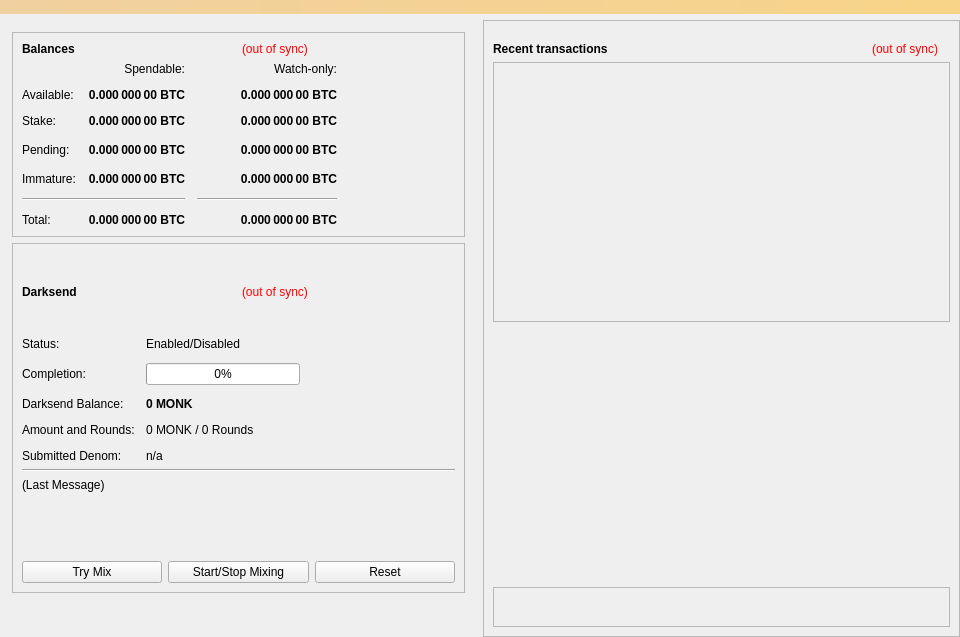
Hi368768/Monkey, file src/qt/forms/overviewpage.ui: the form before one commit.
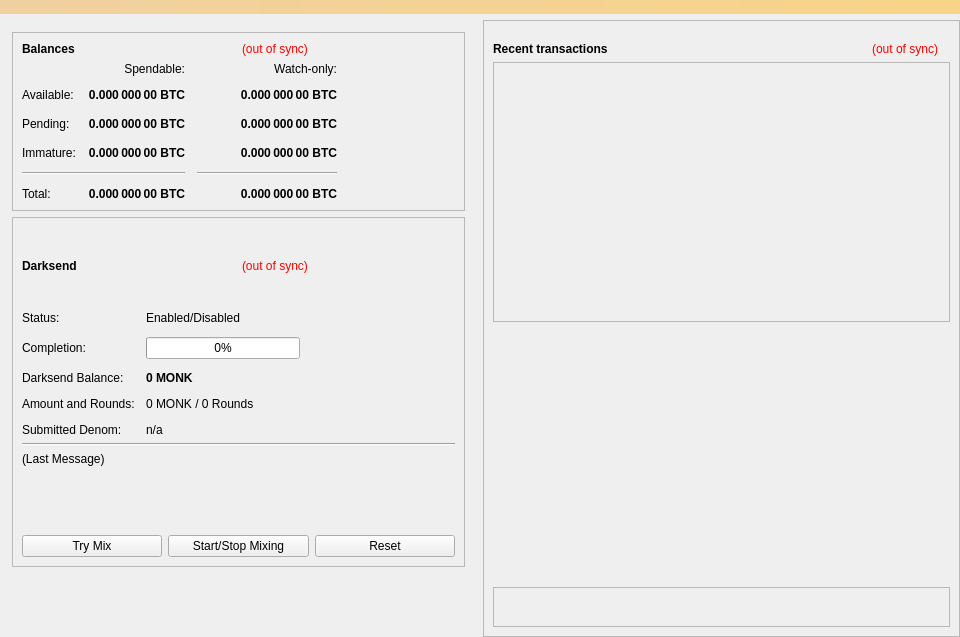
The form after the commit. Icons and pictures are not drawn.

```diff
--- a/src/qt/forms/overviewpage.ui
+++ b/src/qt/forms/overviewpage.ui
@@ -120,7 +120,7 @@
             <property name="spacing">
              <number>12</number>
             </property>
-            <item row="3" column="2">
+            <item row="2" column="2">
              <widget class="QLabel" name="labelWatchPending">
               <property name="font">
                <font>
@@ -145,7 +145,7 @@
               </property>
              </widget>
             </item>
-            <item row="3" column="1">
+            <item row="2" column="1">
              <widget class="QLabel" name="labelUnconfirmed">
               <property name="font">
                <font>
@@ -170,7 +170,7 @@
               </property>
              </widget>
             </item>
-            <item row="4" column="2">
+            <item row="3" column="2">
              <widget class="QLabel" name="labelWatchImmature">
               <property name="font">
                <font>
@@ -195,14 +195,14 @@
               </property>
              </widget>
             </item>
-            <item row="5" column="0" colspan="2">
+            <item row="4" column="0" colspan="2">
              <widget class="Line" name="lineSpendableBalance">
               <property name="orientation">
                <enum>Qt::Horizontal</enum>
               </property>
              </widget>
             </item>
-            <item row="5" column="2">
+            <item row="4" column="2">
              <widget class="Line" name="lineWatchBalance">
               <property name="sizePolicy">
                <sizepolicy hsizetype="Preferred" vsizetype="Fixed">
@@ -221,14 +221,14 @@
               </property>
              </widget>
             </item>
-            <item row="6" column="0">
+            <item row="5" column="0">
              <widget class="QLabel" name="labelTotalText">
               <property name="text">
                <string>Total:</string>
               </property>
              </widget>
             </item>
-            <item row="4" column="1">
+            <item row="3" column="1">
              <widget class="QLabel" name="labelImmature">
               <property name="font">
                <font>
@@ -253,7 +253,7 @@
               </property>
              </widget>
             </item>
-            <item row="3" column="3">
+            <item row="2" column="3">
              <spacer name="horizontalSpacer_2">
               <property name="orientation">
                <enum>Qt::Horizontal</enum>
@@ -266,14 +266,14 @@
               </property>
              </spacer>
             </item>
-            <item row="4" column="0">
+            <item row="3" column="0">
              <widget class="QLabel" name="labelImmatureText">
               <property name="text">
                <string>Immature:</string>
               </property>
              </widget>
             </item>
-            <item row="6" column="1">
+            <item row="5" column="1">
              <widget class="QLabel" name="labelTotal">
               <property name="font">
                <font>
@@ -298,7 +298,7 @@
               </property>
              </widget>
             </item>
-            <item row="6" column="2">
+            <item row="5" column="2">
              <widget class="QLabel" name="labelWatchTotal">
               <property name="font">
                <font>
@@ -365,63 +365,6 @@
               </property>
              </widget>
             </item>
-            <item row="2" column="0">
-             <widget class="QLabel" name="label_10">
-              <property name="text">
-               <string>Stake:</string>
-              </property>
-             </widget>
-            </item>
-            <item row="2" column="1">
-             <widget class="QLabel" name="labelStake">
-              <property name="font">
-               <font>
-                <weight>75</weight>
-                <bold>true</bold>
-               </font>
-              </property>
-              <property name="cursor">
-               <cursorShape>IBeamCursor</cursorShape>
-              </property>
-              <property name="toolTip">
-               <string>Total of coins that was staked, and do not yet count toward the current balance</string>
-              </property>
-              <property name="text">
-               <string notr="true">0.000 000 00 BTC</string>
-              </property>
-              <property name="alignment">
-               <set>Qt::AlignRight|Qt::AlignTrailing|Qt::AlignVCenter</set>
-              </property>
-              <property name="textInteractionFlags">
-               <set>Qt::LinksAccessibleByMouse|Qt::TextSelectableByKeyboard|Qt::TextSelectableByMouse</set>
-              </property>
-             </widget>
-            </item>
-            <item row="2" column="2">
-             <widget class="QLabel" name="labelWatchStake">
-              <property name="font">
-               <font>
-                <weight>75</weight>
-                <bold>true</bold>
-               </font>
-              </property>
-              <property name="cursor">
-               <cursorShape>IBeamCursor</cursorShape>
-              </property>
-              <property name="toolTip">
-               <string>Total of coins that was staked in watch-only addresses, and do not yet count toward the current watch-only balance</string>
-              </property>
-              <property name="text">
-               <string notr="true">0.000 000 00 BTC</string>
-              </property>
-              <property name="alignment">
-               <set>Qt::AlignRight|Qt::AlignTrailing|Qt::AlignVCenter</set>
-              </property>
-              <property name="textInteractionFlags">
-               <set>Qt::LinksAccessibleByMouse|Qt::TextSelectableByKeyboard|Qt::TextSelectableByMouse</set>
-              </property>
-             </widget>
-            </item>
             <item row="1" column="2">
              <widget class="QLabel" name="labelWatchAvailable">
               <property name="font">
@@ -447,7 +390,7 @@
               </property>
              </widget>
             </item>
-            <item row="3" column="0">
+            <item row="2" column="0">
              <widget class="QLabel" name="labelPendingText">
               <property name="text">
                <string>Pending:</string>
```
Left out of the diff: 8 changed lines with no effect on the pictures.
